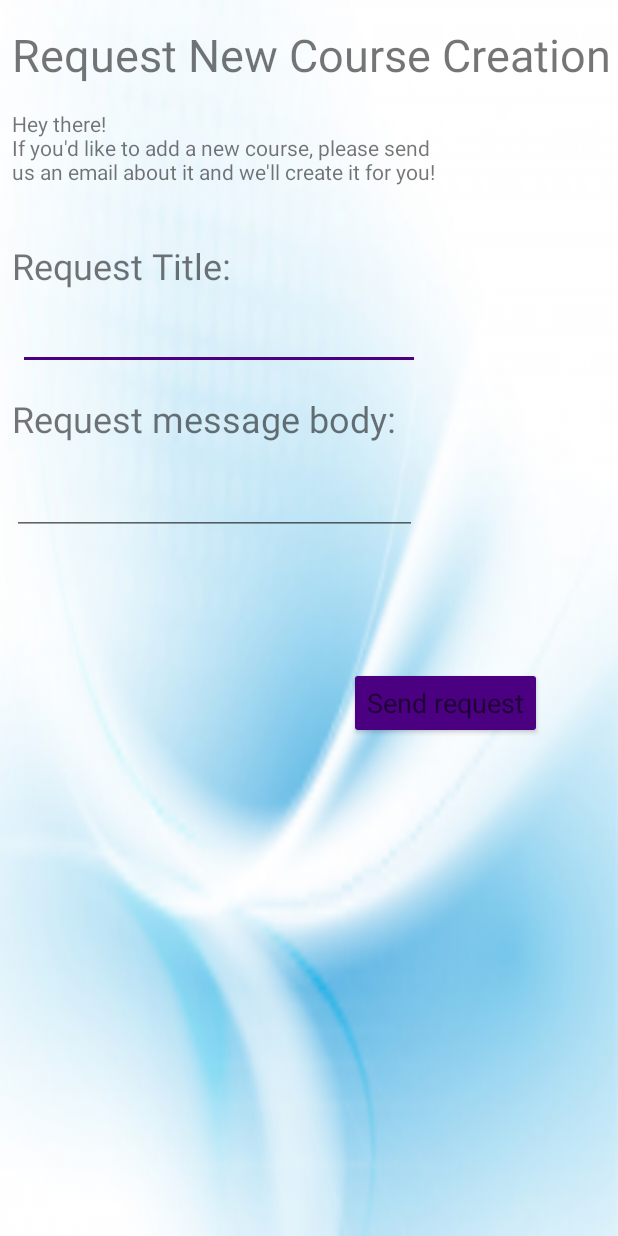
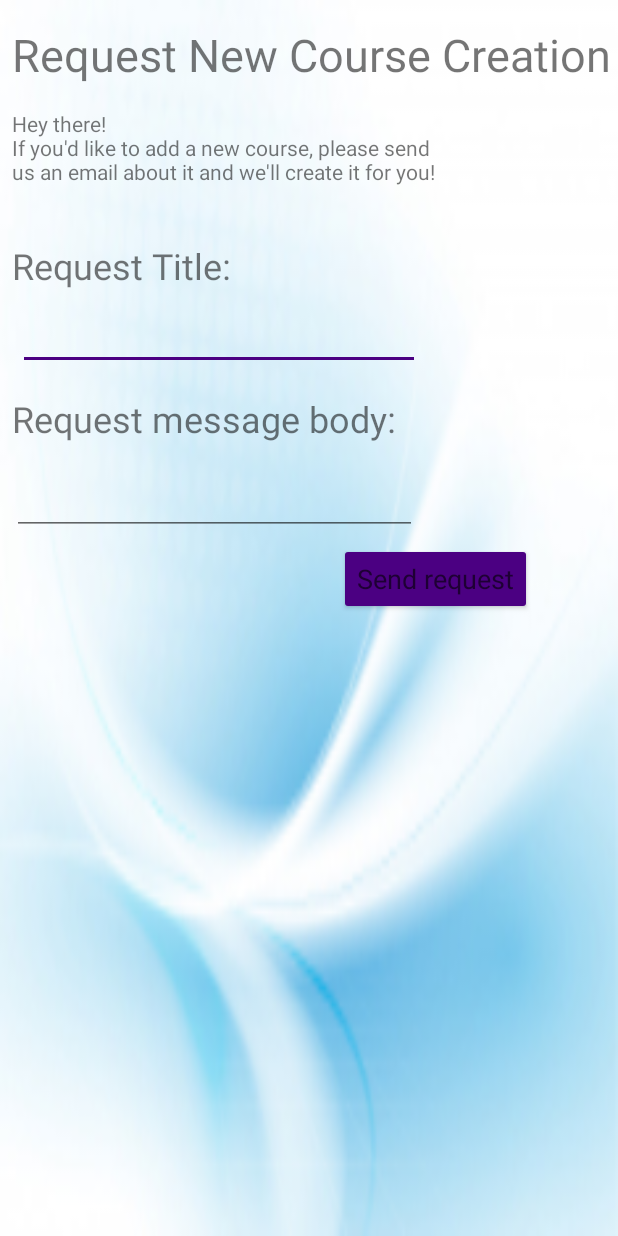
Before and after one commit to forer11/GroupStudyingApp, an Android app: the SendEmailActivity screen opened directly, with no data from a screen before it, on a phone screen of 412 x 824 dp. Run offline under Robolectric (Android 15) with nearby library versions, the light colour scheme and no system bars; libraries missing offline, so code that uses them is left out: com.ndroid.nadim; Roboto replaces fonts that are not available here.

Commit message:
fixing button and landscape mode

```diff
--- a/app/src/main/res/layout/activity_send_email.xml
+++ b/app/src/main/res/layout/activity_send_email.xml
@@ -1,10 +1,19 @@
 <?xml version="1.0" encoding="utf-8"?>
+<LinearLayout xmlns:android="http://schemas.android.com/apk/res/android"
+    xmlns:tools="http://schemas.android.com/tools"
+    android:layout_width="match_parent"
+    android:layout_height="match_parent"
+    android:background="@drawable/light_background"
+    >
+    <ScrollView xmlns:android="http://schemas.android.com/apk/res/android"
+        android:scrollbars="vertical"
+        android:layout_height="wrap_content"
+        android:layout_width="fill_parent">
         <androidx.constraintlayout.widget.ConstraintLayout xmlns:android="http://schemas.android.com/apk/res/android"
             xmlns:app="http://schemas.android.com/apk/res-auto"
             xmlns:tools="http://schemas.android.com/tools"
             android:layout_width="match_parent"
             android:layout_height="match_parent"
-    android:background="@drawable/light_background"
             tools:context=".SendEmailActivity">
 
             <TextView
@@ -80,12 +89,15 @@
                 style="@style/Widget.AppCompat.Button.Colored"
                 android:layout_width="wrap_content"
                 android:layout_height="wrap_content"
+                android:layout_marginTop="5dp"
                 android:text="@string/send_request"
                 android:textAppearance="@style/TextAppearance.AppCompat.Medium"
                 app:layout_constraintBottom_toBottomOf="parent"
                 app:layout_constraintEnd_toEndOf="parent"
-        app:layout_constraintHorizontal_bias="0.821"
+                app:layout_constraintHorizontal_bias="0.798"
                 app:layout_constraintStart_toStartOf="parent"
-        app:layout_constraintTop_toBottomOf="@+id/textView5"
-        app:layout_constraintVertical_bias="0.492" />
+                app:layout_constraintTop_toBottomOf="@+id/emailContentEditText"
+                app:layout_constraintVertical_bias="0.105" />
         </androidx.constraintlayout.widget.ConstraintLayout>
+    </ScrollView>
+</LinearLayout>
```
Lines whose indentation alone changed are shown as unchanged.
